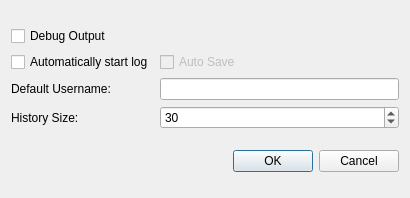
First picture: the form in designer/BeeDrawOptionsUi.ui, repository skitzycat/beedraw, before the edit.
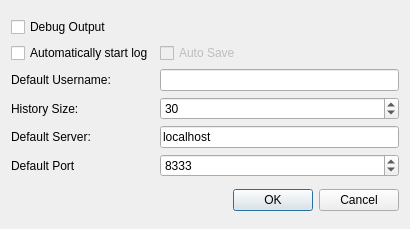
Second picture: the form after the edit.

Commit message: bug fixes, better memory clean up, redid config on beedraw and master to use better system and have more options, took out dead code

The edit to the form file:
```diff
--- a/designer/BeeDrawOptionsUi.ui
+++ b/designer/BeeDrawOptionsUi.ui
@@ -1,12 +1,12 @@
 <ui version="4.0" >
  <class>BeeMasterOptions</class>
- <widget class="QDialog" name="BeeMasterOptions" >
-  <property name="geometry" >
+ <widget class="QDialog" name="BeeMasterOptions">
+  <property name="geometry">
    <rect>
     <x>0</x>
     <y>0</y>
     <width>410</width>
-    <height>198</height>
+    <height>229</height>
    </rect>
   </property>
   <property name="windowTitle" >
@@ -67,6 +67,37 @@
        </property>
       </widget>
      </item>
+     <item row="4" column="0">
+      <widget class="QLabel" name="label_3">
+       <property name="text">
+        <string>Default Server:</string>
+       </property>
+      </widget>
+     </item>
+     <item row="5" column="0">
+      <widget class="QLabel" name="label_4">
+       <property name="text">
+        <string>Default Port</string>
+       </property>
+      </widget>
+     </item>
+     <item row="4" column="1">
+      <widget class="QLineEdit" name="server_entry">
+       <property name="text">
+        <string>localhost</string>
+       </property>
+      </widget>
+     </item>
+     <item row="5" column="1">
+      <widget class="QSpinBox" name="port_spinBox">
+       <property name="maximum">
+        <number>65535</number>
+       </property>
+       <property name="value">
+        <number>8333</number>
+       </property>
+      </widget>
+     </item>
     </layout>
    </item>
    <item>
```
Left out of the diff: 67 changed lines with no effect on the pictures. The commit also changes 14 other files.
